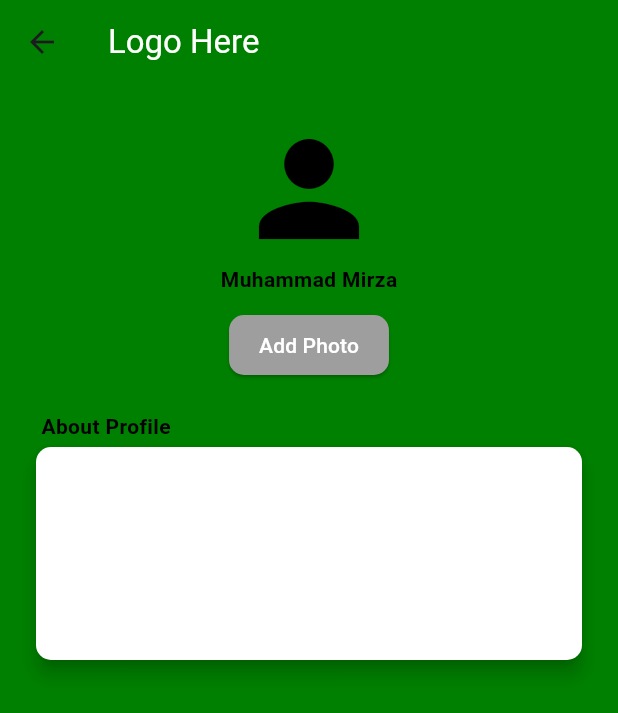
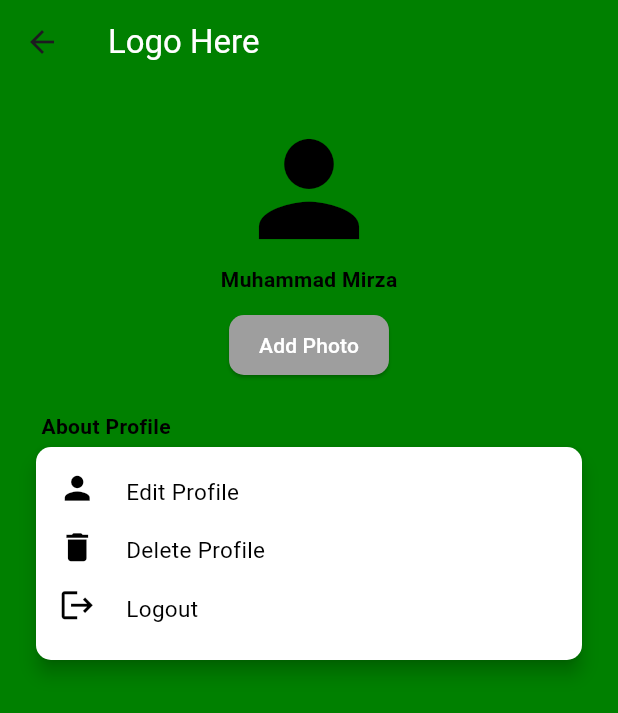
Before and after one commit to mrzaazhar/ThatsFit, a Flutter app: the ProfilePage screen opened directly, on a phone screen of 412 x 824 dp. Shown: the top 713 px of the screen. Run offline on Flutter 3.47's test engine with Material 3 defaults, Android fonts, the phone set to English and light mode, and no system bars; our stand-ins replace firebase_auth, firebase_core, google_nav_bar; accounts and stored records are empty.

Commit message:
About profile Card

```diff
--- a/lib/profile_page.dart
+++ b/lib/profile_page.dart
@@ -60,7 +60,66 @@ class ProfilePage extends StatelessWidget {
                     ),
                     elevation: 5,
                     child: Padding(
-                      padding: EdgeInsets.all(20),
+                      padding: EdgeInsets.all(15),
+                      child: Column(
+                        mainAxisAlignment: MainAxisAlignment.start,
+                        children: [
+                        Row(
+                        crossAxisAlignment: CrossAxisAlignment.start,
+                        mainAxisAlignment: MainAxisAlignment.start,
+                        children:[
+                          Icon(Icons.person, size: 25, color: Colors.black),
+                          SizedBox(width: 10),
+                          Container(
+                            padding: EdgeInsets.symmetric(horizontal: 10, vertical: 4),
+                            child: InkWell(
+                              onTap: () {},
+                              child: Text('Edit Profile', style: TextStyle(color: Colors.black, fontSize: 15 )),
+                            ),
+                          ),
+                        ]
+                      ),
+                      SizedBox(height: 10),
+                        Row(
+                                crossAxisAlignment: CrossAxisAlignment.start,
+                                mainAxisAlignment: MainAxisAlignment.start,
+                                children: [
+                                  Icon(Icons.delete,
+                                      size: 25, color: Colors.black),
+                                  SizedBox(width: 10),
+                                  Container(
+                                    padding: EdgeInsets.symmetric(
+                                        horizontal: 10, vertical: 4),
+                                    child: InkWell(
+                                      onTap: () {},
+                                      child: Text('Delete Profile',
+                                          style: TextStyle(
+                                              color: Colors.black,
+                                              fontSize: 15)),
+                                    ),
+                                  ),
+                                ]),
+                      SizedBox(height: 10),
+                        Row(
+                                crossAxisAlignment: CrossAxisAlignment.start,
+                                mainAxisAlignment: MainAxisAlignment.start,
+                                children: [
+                                  Icon(Icons.logout,
+                                      size: 25, color: Colors.black),
+                                  SizedBox(width: 10),
+                                  Container(
+                                    padding: EdgeInsets.symmetric(
+                                        horizontal: 10, vertical: 4),
+                                    child: InkWell(
+                                      onTap: () {},
+                                      child: Text('Logout',
+                                          style: TextStyle(
+                                              color: Colors.black,
+                                              fontSize: 15)),
+                                    ),
+                                  ),
+                                ]),
+                        ],)
                     ),
                   ),
                 ),
```
